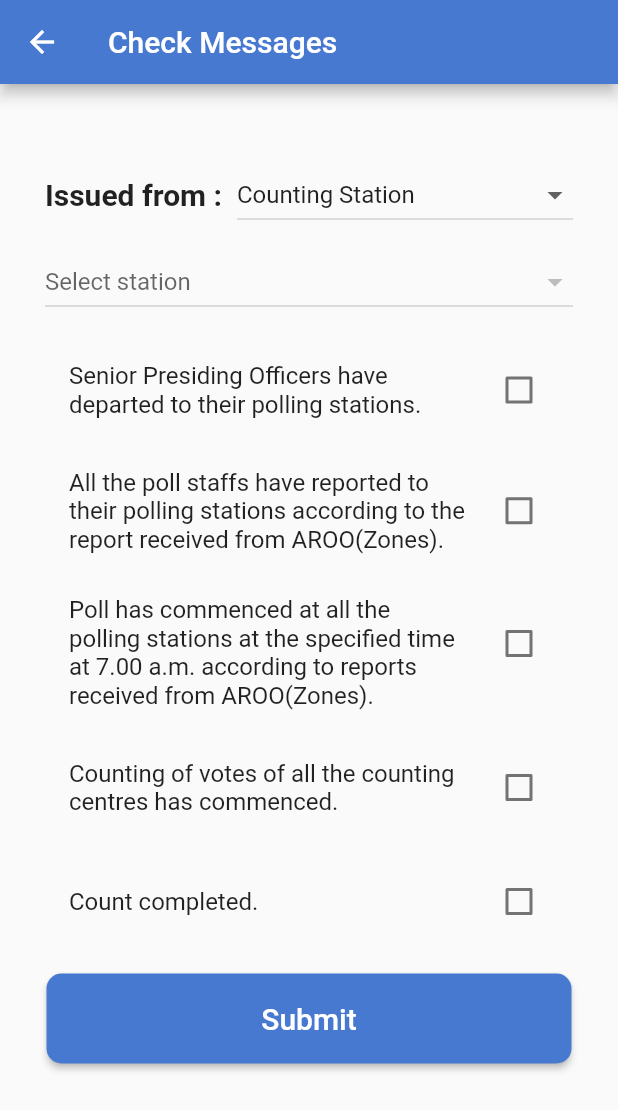
After one commit to ECLK/MAFT, a Flutter app: the HomeScreen screen opened by its route, after a tap on "Check Messages", on a phone screen of 412 x 824 dp. The commit adds this screen. Shown: the top 1110 px of the screen. Run offline on Flutter 3.47's test engine with Material 2 defaults, Android fonts, the phone set to English and light mode, and no system bars; our stand-ins replace flutter_redux, image_picker, redux; network calls fail.

Commit message:
Check messages added

```diff
--- a/lib/routes.dart
+++ b/lib/routes.dart
@@ -8,6 +8,7 @@ import 'package:tabulation/screens/login.dart';
 import 'package:tabulation/screens/counting.dart';
 import 'package:tabulation/screens/receiving.dart';
 import 'package:tabulation/screens/widgets/camera_view.dart';
+import 'package:tabulation/screens/check_messages.dart';
 
 final routes = {
   '/home': (BuildContext context) => new HomeScreen(),
@@ -20,4 +21,5 @@ final routes = {
   '/ballot-boxes': (BuildContext context) => new BallotBoxesScreen(),
   '/camera-view': (BuildContext context) => new CameraView(),
   '/add-ballot-box': (BuildContext context) => new AddBallotBoxScreen(),
+  '/check-messages':(BuildContext context)=> new CheckMessages()
 };
--- /dev/null
+++ b/lib/screens/check_messages.dart
@@ -0,0 +1,182 @@
+import "package:flutter/material.dart";
+import 'package:flutter_redux/flutter_redux.dart';
+import 'package:tabulation/store/app/app_state.dart';
+import 'package:tabulation/store/models/office_request.dart';
+import 'package:tabulation/view_models/issuing_viewmodel.dart';
+import 'package:tabulation/util/strings.dart';
+
+class CheckMessages extends StatefulWidget {
+  @override
+  CheckMessagesState createState() => CheckMessagesState();
+}
+
+class CheckMessagesState extends State<CheckMessages> {
+  List<bool> checks = [false, false, false, false, false];
+  List<int> timeStamps = new List(5);
+  @override
+  Widget build(BuildContext context) {
+    return StoreConnector<AppState, IssuingViewModel>(
+        converter: (store) => IssuingViewModel.fromStore(store),
+        builder: (context, viewModel) {
+          List<Office> countingCenters = new List();
+
+          viewModel.offices.forEach((Office office) {
+            if (office.officeType == "CountingCentre") {
+              countingCenters.add(office);
+            }
+          });
+
+          return Scaffold(
+              appBar: AppBar(
+                title: Text("Check Messages"),
+                backgroundColor: Color.fromRGBO(72, 121, 209, 1),
+              ),
+              body: SingleChildScrollView(
+                padding: EdgeInsets.all(30.0),
+                child: new Column(
+                  children: [
+                    Row(
+                      children: <Widget>[
+                        Padding(
+                          padding: const EdgeInsets.only(
+                              top: 20.0, right: 0.0, left: 0.0),
+                          child: new Text(
+                            'Issued from : ',
+                            style: new TextStyle(
+                                fontWeight: FontWeight.bold, fontSize: 20.0),
+                          ),
+                        ),
+                        new Expanded(
+                          child: Padding(
+                            padding: EdgeInsets.only(top: 20.0),
+                            child: new Container(
+                              padding: new EdgeInsets.only(left: 5.0),
+                              child: new Column(
+                                crossAxisAlignment: CrossAxisAlignment.start,
+                                mainAxisAlignment:
+                                    MainAxisAlignment.spaceAround,
+                                children: <Widget>[
+                                  DropdownButton(
+                                      isExpanded: true,
+                                      items: [
+                                        new DropdownMenuItem(
+                                            child: new Text("Counting Station"))
+                                      ],
+                                      hint: new Text("Select Station"),
+                                      onChanged: (value) {}),
+                                ],
+                              ),
+                            ),
+                          ),
+                        ),
+                      ],
+                    ),
+                    Padding(
+                      padding: EdgeInsets.only(top: 10.0, bottom: 10.0),
+                      child: new DropdownButton(
+                        isExpanded: true,
+                        items: countingCenters.map((office) {
+                          return new DropdownMenuItem(
+                              value: office.officeId,
+                              child: new Text(office.officeName));
+                        }).toList(),
+                        hint: new Text("Select station"),
+                        onChanged: (value) =>
+                            viewModel.updateIssuingOffice(value),
+                        value: viewModel.invoice.issuingOfficeId,
+                      ),
+                    ),
+                    Padding(
+                      padding: new EdgeInsets.only(top: 10.0, bottom: 10.0),
+                      child: new CheckboxListTile(
+                          title: Text(msg1),
+                          value: checks[0],
+                          onChanged: (bool val) {
+                            setState(() {
+                              checks[0] = val;
+                              if (val)
+                                timeStamps[0] =
+                                    new DateTime.now().millisecondsSinceEpoch;
+                              print(timeStamps[0]);
+                            });
+                          }),
+                    ),
+                    Padding(
+                      padding: new EdgeInsets.only(top: 10.0, bottom: 10.0),
+                      child: new CheckboxListTile(
+                          title: Text(msg2),
+                          value: checks[1],
+                          onChanged: (bool val) {
+                            setState(() {
+                              checks[1] = val;
+                              if (val)
+                                timeStamps[1] =
+                                    new DateTime.now().millisecondsSinceEpoch;
+                            });
+                          }),
+                    ),
+                    Padding(
+                      padding: new EdgeInsets.only(top: 10.0, bottom: 10.0),
+                      child: new CheckboxListTile(
+                          title: Text(msg3),
+                          value: checks[2],
+                          onChanged: (bool val) {
+                            setState(() {
+                              checks[2] = val;
+                              if (val)
+                                timeStamps[2] =
+                                    new DateTime.now().millisecondsSinceEpoch;
+                            });
+                          }),
+                    ),
+                    Padding(
+                      padding: new EdgeInsets.only(top: 10.0, bottom: 10.0),
+                      child: new CheckboxListTile(
+                          title: Text(msg4),
+                          value: checks[3],
+                          onChanged: (bool val) {
+                            setState(() {
+                              checks[3] = val;
+                              if (val)
+                                timeStamps[3] =
+                                    new DateTime.now().millisecondsSinceEpoch;
+                            });
+                          }),
+                    ),
+                    Padding(
+                      padding: new EdgeInsets.only(top: 10.0, bottom: 10.0),
+                      child: new CheckboxListTile(
+                          title: Text(msg5),
+                          value: checks[4],
+                          onChanged: (bool val) {
+                            setState(() {
+                              checks[4] = val;
+                              if (val)
+                                timeStamps[4] =
+                                    new DateTime.now().millisecondsSinceEpoch;
+                            });
+                          }),
+                    ),
+                    Padding(
+                        padding: new EdgeInsets.only(top: 10.0, bottom: 10.0),
+                        child: new SizedBox(
+                            width: 350,
+                            height: 60.0,
+                            child: new RaisedButton(
+                              textColor: Colors.white,
+                              shape: new RoundedRectangleBorder(
+                                  borderRadius:
+                                      new BorderRadius.circular(10.0)),
+                              color: Color.fromRGBO(72, 121, 209, 1),
+                              child: Text('Submit',
+                                  style: TextStyle(fontSize: 20)),
+                              onPressed: () {
+
+                              },
+                            )))
+                  ],
+                ),
+              ));
+        });
+  }
+}
--- a/lib/screens/home.dart
+++ b/lib/screens/home.dart
@@ -92,6 +92,27 @@ class _HomeState extends State<Home> {
                   ),
                 ),
                 Padding(
+                  padding: const EdgeInsets.only(top: 30.0, right: 30.0, left: 30.0),
+                  child: new SizedBox(
+                    width:350,
+                    height:60.0,
+                    child: new RaisedButton(
+                      textColor: Colors.white,
+                      shape:new RoundedRectangleBorder(
+                        borderRadius: new BorderRadius.circular(10.0)
+                      ) ,
+                      color:Color.fromRGBO(72, 121, 209, 1),
+                      child:Text(
+                        'Check Messages',
+                        style:TextStyle(fontSize: 20)
+                      ),
+                      onPressed: (){
+                        Navigator.of(context).pushNamed("/check-messages");
+                      },
+                    )
+                  )
+                ),
+                Padding(
                   padding:
                       const EdgeInsets.only(top: 30.0, right: 30.0, left: 30.0),
                   child: new SizedBox(
--- a/lib/util/strings.dart
+++ b/lib/util/strings.dart
@@ -9,3 +9,10 @@ const button_loading_text = "Loading...";
 
 // Buttons
 const button_login = "Login";
+
+//Check Messages
+const String msg1="Senior Presiding Officers have departed to their polling stations.";
+const String msg2="All the poll staffs have reported to their polling stations according to the report received from AROO(Zones).";
+const String msg3="Poll has commenced at all the polling stations at the specified time at 7.00 a.m. according to reports received from AROO(Zones).";
+const String msg4="Counting of votes of all the counting centres has commenced.";
+const String msg5="Count completed.";
```
